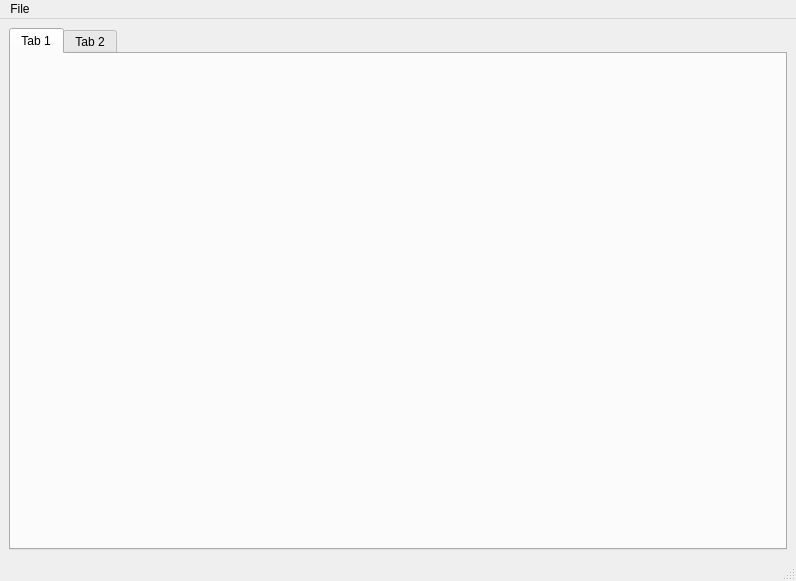
This is Source/AIM/GUI/UI_Files/Representation.ui in BlueQuartzSoftware/DREAM3D as Qt 5 draws it before an edit. The edited form follows.
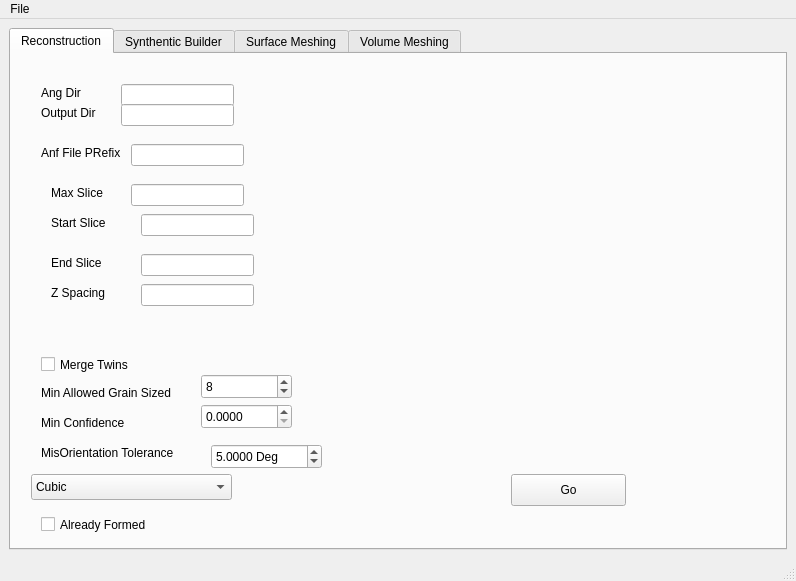
This is the edited form. The open tabs and pages were chosen to show the change.

Patch:
```diff
--- a/Source/AIM/GUI/UI_Files/Representation.ui
+++ b/Source/AIM/GUI/UI_Files/Representation.ui
@@ -15,16 +15,348 @@
   </property>
   <widget class="QWidget" name="centralwidget">
    <layout class="QGridLayout" name="gridLayout">
-    <item row="0" column="0">
+    <item row="1" column="0">
      <widget class="QTabWidget" name="tabWidget">
       <widget class="QWidget" name="tab">
        <attribute name="title">
-        <string>Tab 1</string>
+        <string>Reconstruction</string>
        </attribute>
+       <widget class="QLabel" name="label">
+        <property name="geometry">
+         <rect>
+          <x>30</x>
+          <y>30</y>
+          <width>62</width>
+          <height>17</height>
+         </rect>
+        </property>
+        <property name="text">
+         <string>Ang Dir</string>
+        </property>
+       </widget>
+       <widget class="QLineEdit" name="lineEdit">
+        <property name="geometry">
+         <rect>
+          <x>110</x>
+          <y>30</y>
+          <width>113</width>
+          <height>22</height>
+         </rect>
+        </property>
+       </widget>
+       <widget class="QLineEdit" name="lineEdit_2">
+        <property name="geometry">
+         <rect>
+          <x>110</x>
+          <y>50</y>
+          <width>113</width>
+          <height>22</height>
+         </rect>
+        </property>
+       </widget>
+       <widget class="QLabel" name="label_2">
+        <property name="geometry">
+         <rect>
+          <x>30</x>
+          <y>50</y>
+          <width>62</width>
+          <height>17</height>
+         </rect>
+        </property>
+        <property name="text">
+         <string>Output Dir</string>
+        </property>
+       </widget>
+       <widget class="QLineEdit" name="lineEdit_3">
+        <property name="geometry">
+         <rect>
+          <x>120</x>
+          <y>90</y>
+          <width>113</width>
+          <height>22</height>
+         </rect>
+        </property>
+       </widget>
+       <widget class="QLineEdit" name="lineEdit_4">
+        <property name="geometry">
+         <rect>
+          <x>120</x>
+          <y>130</y>
+          <width>113</width>
+          <height>22</height>
+         </rect>
+        </property>
+       </widget>
+       <widget class="QLineEdit" name="lineEdit_5">
+        <property name="geometry">
+         <rect>
+          <x>130</x>
+          <y>160</y>
+          <width>113</width>
+          <height>22</height>
+         </rect>
+        </property>
+       </widget>
+       <widget class="QLineEdit" name="lineEdit_6">
+        <property name="geometry">
+         <rect>
+          <x>130</x>
+          <y>200</y>
+          <width>113</width>
+          <height>22</height>
+         </rect>
+        </property>
+       </widget>
+       <widget class="QLabel" name="label_3">
+        <property name="geometry">
+         <rect>
+          <x>30</x>
+          <y>90</y>
+          <width>81</width>
+          <height>17</height>
+         </rect>
+        </property>
+        <property name="text">
+         <string>Anf File PRefix</string>
+        </property>
+       </widget>
+       <widget class="QLabel" name="label_4">
+        <property name="geometry">
+         <rect>
+          <x>40</x>
+          <y>130</y>
+          <width>62</width>
+          <height>17</height>
+         </rect>
+        </property>
+        <property name="text">
+         <string>Max Slice</string>
+        </property>
+       </widget>
+       <widget class="QLabel" name="label_5">
+        <property name="geometry">
+         <rect>
+          <x>40</x>
+          <y>160</y>
+          <width>62</width>
+          <height>17</height>
+         </rect>
+        </property>
+        <property name="text">
+         <string>Start Slice</string>
+        </property>
+       </widget>
+       <widget class="QLabel" name="label_6">
+        <property name="geometry">
+         <rect>
+          <x>40</x>
+          <y>200</y>
+          <width>62</width>
+          <height>17</height>
+         </rect>
+        </property>
+        <property name="text">
+         <string>End Slice</string>
+        </property>
+       </widget>
+       <widget class="QLineEdit" name="lineEdit_7">
+        <property name="geometry">
+         <rect>
+          <x>130</x>
+          <y>230</y>
+          <width>113</width>
+          <height>22</height>
+         </rect>
+        </property>
+       </widget>
+       <widget class="QLabel" name="label_7">
+        <property name="geometry">
+         <rect>
+          <x>40</x>
+          <y>230</y>
+          <width>62</width>
+          <height>17</height>
+         </rect>
+        </property>
+        <property name="text">
+         <string>Z Spacing</string>
+        </property>
+       </widget>
+       <widget class="QLabel" name="label_8">
+        <property name="geometry">
+         <rect>
+          <x>30</x>
+          <y>330</y>
+          <width>171</width>
+          <height>17</height>
+         </rect>
+        </property>
+        <property name="text">
+         <string>Min Allowed Grain Sized</string>
+        </property>
+       </widget>
+       <widget class="QCheckBox" name="checkBox">
+        <property name="geometry">
+         <rect>
+          <x>30</x>
+          <y>300</y>
+          <width>151</width>
+          <height>21</height>
+         </rect>
+        </property>
+        <property name="text">
+         <string>Merge Twins</string>
+        </property>
+       </widget>
+       <widget class="QCheckBox" name="checkBox_2">
+        <property name="geometry">
+         <rect>
+          <x>30</x>
+          <y>460</y>
+          <width>161</width>
+          <height>21</height>
+         </rect>
+        </property>
+        <property name="text">
+         <string>Already Formed</string>
+        </property>
+       </widget>
+       <widget class="QSpinBox" name="spinBox">
+        <property name="geometry">
+         <rect>
+          <x>190</x>
+          <y>320</y>
+          <width>91</width>
+          <height>25</height>
+         </rect>
+        </property>
+        <property name="minimum">
+         <number>1</number>
+        </property>
+        <property name="maximum">
+         <number>64</number>
+        </property>
+        <property name="value">
+         <number>8</number>
+        </property>
+       </widget>
+       <widget class="QLabel" name="label_9">
+        <property name="geometry">
+         <rect>
+          <x>30</x>
+          <y>360</y>
+          <width>171</width>
+          <height>17</height>
+         </rect>
+        </property>
+        <property name="text">
+         <string>Min Confidence</string>
+        </property>
+       </widget>
+       <widget class="QDoubleSpinBox" name="doubleSpinBox">
+        <property name="geometry">
+         <rect>
+          <x>190</x>
+          <y>350</y>
+          <width>91</width>
+          <height>25</height>
+         </rect>
+        </property>
+        <property name="decimals">
+         <number>4</number>
+        </property>
+        <property name="maximum">
+         <double>1.000000000000000</double>
+        </property>
+        <property name="singleStep">
+         <double>0.100000000000000</double>
+        </property>
+       </widget>
+       <widget class="QLabel" name="label_10">
+        <property name="geometry">
+         <rect>
+          <x>30</x>
+          <y>390</y>
+          <width>161</width>
+          <height>17</height>
+         </rect>
+        </property>
+        <property name="text">
+         <string>MisOrientation Tolerance</string>
+        </property>
+       </widget>
+       <widget class="QDoubleSpinBox" name="doubleSpinBox_2">
+        <property name="geometry">
+         <rect>
+          <x>200</x>
+          <y>390</y>
+          <width>111</width>
+          <height>25</height>
+         </rect>
+        </property>
+        <property name="suffix">
+         <string> Deg</string>
+        </property>
+        <property name="decimals">
+         <number>4</number>
+        </property>
+        <property name="maximum">
+         <double>180.000000000000000</double>
+        </property>
+        <property name="singleStep">
+         <double>1.000000000000000</double>
+        </property>
+        <property name="value">
+         <double>5.000000000000000</double>
+        </property>
+       </widget>
+       <widget class="QComboBox" name="comboBox">
+        <property name="geometry">
+         <rect>
+          <x>20</x>
+          <y>420</y>
+          <width>201</width>
+          <height>26</height>
+         </rect>
+        </property>
+        <item>
+         <property name="text">
+          <string>Cubic</string>
+         </property>
+        </item>
+        <item>
+         <property name="text">
+          <string>Hexagonal</string>
+         </property>
+        </item>
+       </widget>
+       <widget class="QPushButton" name="pushButton">
+        <property name="geometry">
+         <rect>
+          <x>500</x>
+          <y>420</y>
+          <width>115</width>
+          <height>32</height>
+         </rect>
+        </property>
+        <property name="text">
+         <string>Go</string>
+        </property>
+       </widget>
       </widget>
       <widget class="QWidget" name="tab_2">
        <attribute name="title">
-        <string>Tab 2</string>
+        <string>Synthentic Builder</string>
+       </attribute>
+      </widget>
+      <widget class="QWidget" name="tab_3">
+       <attribute name="title">
+        <string>Surface Meshing</string>
+       </attribute>
+      </widget>
+      <widget class="QWidget" name="tab_4">
+       <attribute name="title">
+        <string>Volume Meshing</string>
        </attribute>
       </widget>
      </widget>
```
Left out of the diff: 3 changed lines with no effect on the pictures.
